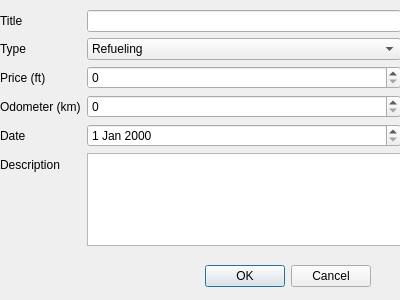
The window that entrydialog.ui (Adesz88/CarManager) describes before a commit, drawn with Qt 5.
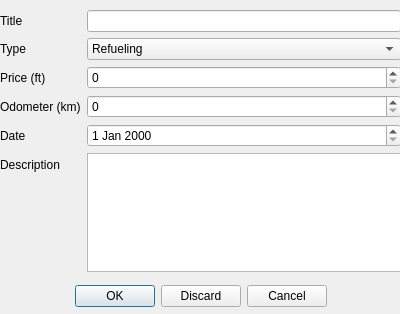
The same window after the commit.

The edit to the form file:
```diff
--- a/entrydialog.ui
+++ b/entrydialog.ui
@@ -7,7 +7,7 @@
     <x>0</x>
     <y>0</y>
     <width>400</width>
-    <height>300</height>
+    <height>314</height>
    </rect>
   </property>
   <property name="windowTitle">
@@ -17,7 +17,7 @@
    <property name="geometry">
     <rect>
      <x>30</x>
-     <y>260</y>
+     <y>280</y>
      <width>341</width>
      <height>32</height>
     </rect>
@@ -26,7 +26,10 @@
     <enum>Qt::Horizontal</enum>
    </property>
    <property name="standardButtons">
-    <set>QDialogButtonBox::Cancel|QDialogButtonBox::Ok</set>
+    <set>QDialogButtonBox::Cancel|QDialogButtonBox::Discard|QDialogButtonBox::Ok</set>
+   </property>
+   <property name="centerButtons">
+    <bool>true</bool>
    </property>
   </widget>
   <widget class="QWidget" name="formLayoutWidget">
@@ -35,7 +38,7 @@
      <x>0</x>
      <y>10</y>
      <width>401</width>
-     <height>236</height>
+     <height>262</height>
     </rect>
    </property>
    <layout class="QFormLayout" name="formLayout">
```
Left out of the diff: 24 changed lines with no effect on the pictures.
